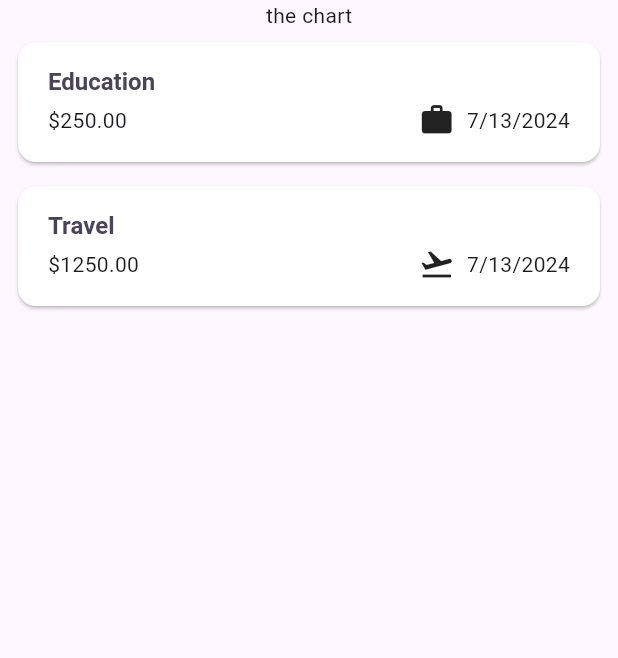
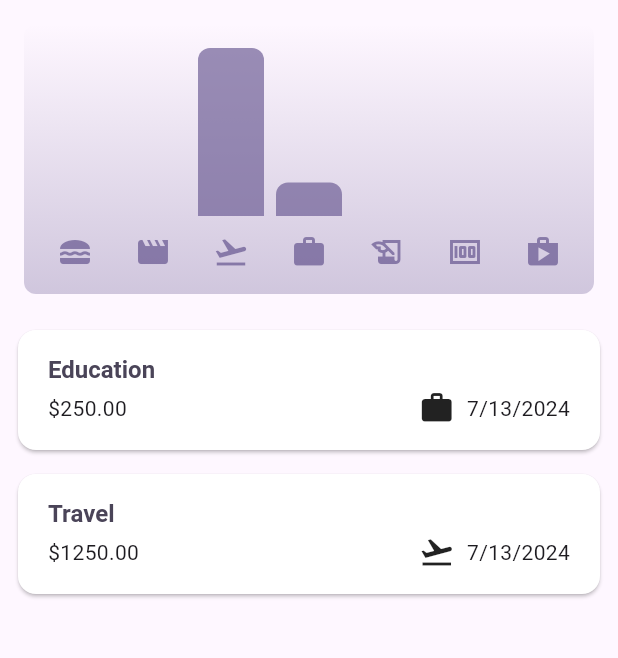
Before and after one commit to md-arif-hossainn/Expense-Tracker, a Flutter app: the screen it shows after launch, on a phone screen of 412 x 824 dp, the part 84-742 px from its top. Run offline on Flutter 3.47's test engine with Material 3 defaults, Android fonts, the phone set to English and light mode, and no system bars.

Commit message:
Update Chart

```diff
--- a/lib/models/expense.dart
+++ b/lib/models/expense.dart
@@ -34,7 +34,29 @@ class Expense {
     return formatter.format(date);
 
   }
+}
 
+class ExpenseBucket {
 
+  ExpenseBucket({
+    required this.category,
+    required this.expenses,
+  });
+
+  ExpenseBucket.forCategory(List<Expense> allExpenses, this.category)
+    : expenses = allExpenses
+                     .where((expense) => expense.category == category).toList();
+
+  final Category category;
+  final List<Expense> expenses;
+
+  double get totalExpenses {
+    double sum = 0;
+    for(final expense in expenses){
+      sum += expense.amount;
+    }
+
+    return sum;
+  }
 
 }
--- /dev/null
+++ b/lib/widgets/chart/chart.dart
@@ -0,0 +1,98 @@
+import 'package:flutter/material.dart';
+
+import 'package:expense_tracker/widgets/chart/chart_bar.dart';
+import 'package:expense_tracker/models/expense.dart';
+
+class Chart extends StatelessWidget {
+  const Chart({super.key, required this.expenses});
+
+  final List<Expense> expenses;
+
+  List<ExpenseBucket> get buckets {
+    return [
+      ExpenseBucket.forCategory(expenses, Category.food),
+      ExpenseBucket.forCategory(expenses, Category.leisure),
+      ExpenseBucket.forCategory(expenses, Category.travel),
+      ExpenseBucket.forCategory(expenses, Category.work),
+      ExpenseBucket.forCategory(expenses, Category.education),
+      ExpenseBucket.forCategory(expenses, Category.insurance),
+      ExpenseBucket.forCategory(expenses, Category.shopping),
+    ];
+  }
+
+  double get maxTotalExpense {
+    double maxTotalExpense = 0;
+
+    for (final bucket in buckets) {
+      if (bucket.totalExpenses > maxTotalExpense) {
+        maxTotalExpense = bucket.totalExpenses;
+      }
+    }
+
+    return maxTotalExpense;
+  }
+
+  @override
+  Widget build(BuildContext context) {
+    final isDarkMode =
+        MediaQuery.of(context).platformBrightness == Brightness.dark;
+    return Container(
+      margin: const EdgeInsets.all(16),
+      padding: const EdgeInsets.symmetric(
+        vertical: 16,
+        horizontal: 8,
+      ),
+      width: double.infinity,
+      height: 180,
+      decoration: BoxDecoration(
+        borderRadius: BorderRadius.circular(8),
+        gradient: LinearGradient(
+          colors: [
+            Theme.of(context).colorScheme.primary.withOpacity(0.3),
+            Theme.of(context).colorScheme.primary.withOpacity(0.0)
+          ],
+          begin: Alignment.bottomCenter,
+          end: Alignment.topCenter,
+        ),
+      ),
+      child: Column(
+        children: [
+          Expanded(
+            child: Row(
+              crossAxisAlignment: CrossAxisAlignment.end,
+              children: [
+                for (final bucket in buckets) // alternative to map()
+                  ChartBar(
+                    fill: bucket.totalExpenses == 0
+                        ? 0
+                        : bucket.totalExpenses / maxTotalExpense,
+                  )
+              ],
+            ),
+          ),
+          const SizedBox(height: 12),
+          Row(
+            children: buckets
+                .map(
+                  (bucket) => Expanded(
+                child: Padding(
+                  padding: const EdgeInsets.symmetric(horizontal: 4),
+                  child: Icon(
+                    categoryIcons[bucket.category],
+                    color: isDarkMode
+                        ? Theme.of(context).colorScheme.secondary
+                        : Theme.of(context)
+                        .colorScheme
+                        .primary
+                        .withOpacity(0.7),
+                  ),
+                ),
+              ),
+            )
+                .toList(),
+          )
+        ],
+      ),
+    );
+  }
+}
--- /dev/null
+++ b/lib/widgets/chart/chart_bar.dart
@@ -0,0 +1,34 @@
+import 'package:flutter/material.dart';
+
+class ChartBar extends StatelessWidget {
+  const ChartBar({
+    super.key,
+    required this.fill,
+  });
+
+  final double fill;
+
+  @override
+  Widget build(BuildContext context) {
+    final isDarkMode =
+        MediaQuery.of(context).platformBrightness == Brightness.dark;
+    return Expanded(
+      child: Padding(
+        padding: const EdgeInsets.symmetric(horizontal: 4),
+        child: FractionallySizedBox(
+          heightFactor: fill,
+          child: DecoratedBox(
+            decoration: BoxDecoration(
+              shape: BoxShape.rectangle,
+              borderRadius:
+              const BorderRadius.vertical(top: Radius.circular(8)),
+              color: isDarkMode
+                  ? Theme.of(context).colorScheme.secondary
+                  : Theme.of(context).colorScheme.primary.withOpacity(0.65),
+            ),
+          ),
+        ),
+      ),
+    );
+  }
+}
--- a/lib/widgets/expenses.dart
+++ b/lib/widgets/expenses.dart
@@ -1,3 +1,4 @@
+import 'package:expense_tracker/widgets/chart/chart.dart';
 import 'package:expense_tracker/widgets/expenses_list/expenses_list.dart';
 import 'package:expense_tracker/widgets/new_expense.dart';
 import 'package:flutter/material.dart';
@@ -87,7 +88,7 @@ class _ExpensesState extends State<Expenses> {
       ),
       body: Column(
         children: [
-          const Text("the chart",),
+          Chart(expenses: _registerExpenses),
           Expanded(child: mainContent
           ),
         ],
```
